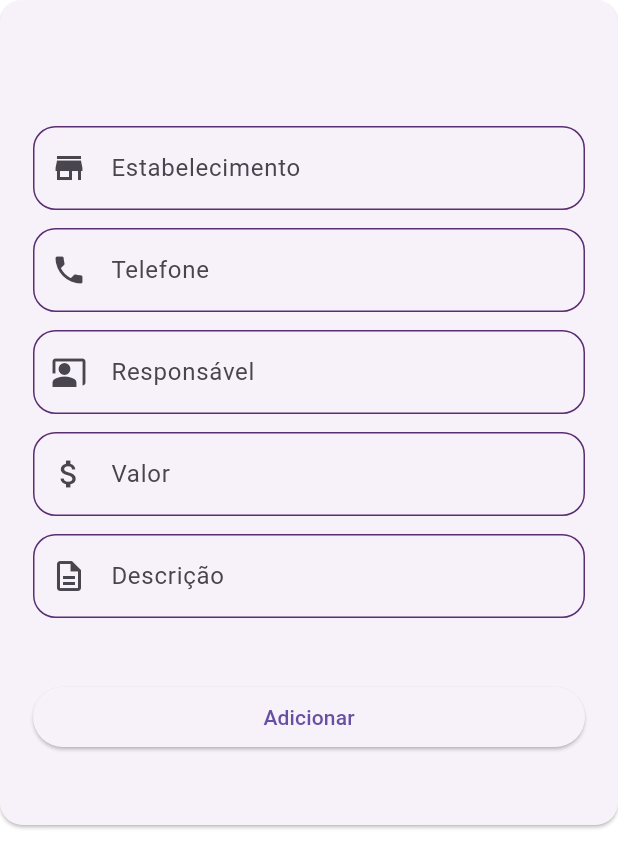
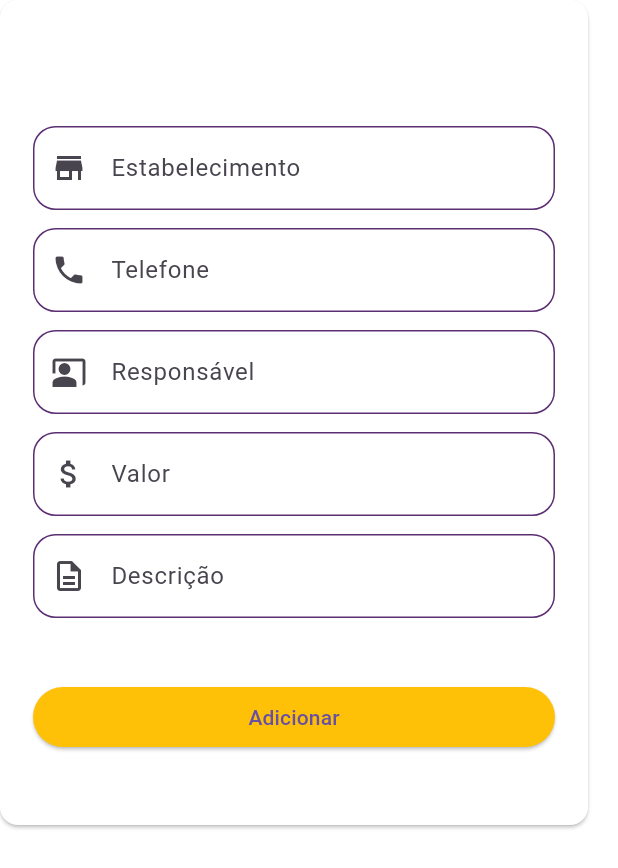
Before and after one commit to jrguedes/Orcamento_WebAPI_JWT_Front_DotNet-MVC_Flutter, a Flutter app: the AddItemOrcamentoModal widget shown alone on an empty page, opened directly with empty values, on a phone screen of 412 x 824 dp. Shown: the top 868 px of the screen. Run offline on Flutter 3.47's test engine with Material 3 defaults, Android fonts, the phone set to English and light mode, and no system bars; our stand-ins replace auto_size_text, convex_bottom_bar, dio, shared_preferences; missing offline and left inert: dart:ffi; accounts and stored records are empty; network calls fail; statements that could not run were skipped.

Commit message:
Ajustes botao elavatedbutton

```diff
--- a/orcamento_app_flutter/lib/App/pages/inner_pages/modals/add_item_orcamento_modal.dart
+++ b/orcamento_app_flutter/lib/App/pages/inner_pages/modals/add_item_orcamento_modal.dart
@@ -24,14 +24,15 @@ class AddItemOrcamentoModal extends StatelessWidget {
   Widget build(BuildContext context) {
     _bottomBar = context.read();
     _controller = context.read();
+    var size = MediaQuery.of(context).size;
 
     return Container(
       padding: EdgeInsets.zero,
       height: 550,
-      width: double.infinity,
+      width: size.width - 20,
       child: Card(
         margin: EdgeInsets.zero,
-        shape: RoundedRectangleBorder(borderRadius: BorderRadius.circular(15)),
+        color: Colors.white,
         child: Container(
           padding: const EdgeInsets.only(left: 7, right: 7, top: 7),
           child: Container(
@@ -72,11 +73,10 @@ class AddItemOrcamentoModal extends StatelessWidget {
                   icon: const Icon(Icons.description_outlined),
                 ),
                 const SizedBox(height: 30),
-
                 Container(
                   width: double.infinity,
                   child: ElevatedButton(
-                    child: const Text('Adicionar'),
+                    style: ElevatedButton.styleFrom(backgroundColor: Colors.amber),
                     onPressed: () async {
                       await _controller.saveItemOrcamento(
                           orcamento.id,
@@ -88,6 +88,7 @@ class AddItemOrcamentoModal extends StatelessWidget {
                       //_bottomBar.convexAppBarTap(2);
                       Navigator.of(context).pop();
                     },
+                    child: const Text('Adicionar'),
                   ),
                 ),
               ],
```
Also changed, not shown: 2 other files.
